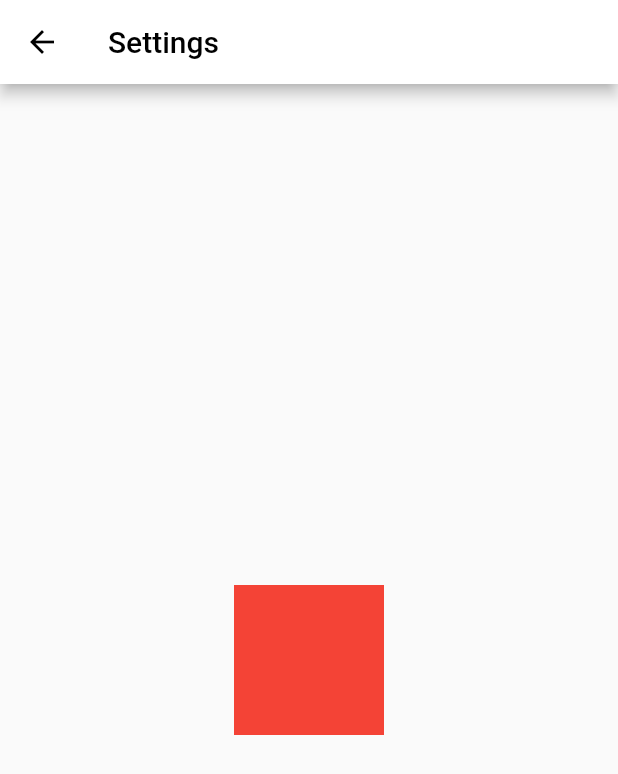
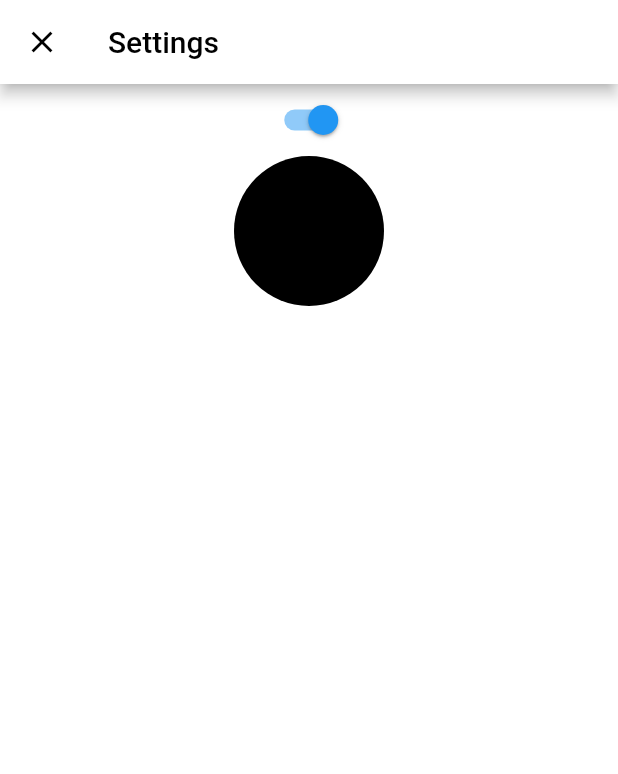
Before and after one commit to zddarova/animated_ripple, a Flutter app: the SettingsScreen screen opened directly, on a phone screen of 412 x 824 dp. Shown: the top 774 px of the screen. Run offline on Flutter 3.47's test engine with Material 2 defaults, Android fonts, the phone set to English and light mode, and no system bars.

Commit message:
added usage of theme widget

```diff
--- a/example/lib/settings_screen.dart
+++ b/example/lib/settings_screen.dart
@@ -1,27 +1,52 @@
-import 'package:flutter/cupertino.dart';
+import 'package:example/theme_widget.dart';
 import 'package:flutter/material.dart';
 
-class SettingsScreen extends StatelessWidget {
+class SettingsScreen extends StatefulWidget {
   const SettingsScreen({Key? key}) : super(key: key);
+
+  @override
+  State<SettingsScreen> createState() => _SettingsScreenState();
+}
+
+class _SettingsScreenState extends State<SettingsScreen> {
+  bool isLightTheme = true;
 
   @override
   Widget build(BuildContext context) {
     return Scaffold(
       appBar: AppBar(
-        title: const Text(
+        title: Text(
           'Settings',
-          style: TextStyle(color: Colors.black),
+          style: TextStyle(color: ThemeWidget.of(context).theme.mainColor),
         ),
-        leading: const BackButton(
-          color: Colors.black,
+        leading: CloseButton(
+          color: ThemeWidget.of(context).theme.mainColor,
         ),
-        backgroundColor: Colors.white,
+        backgroundColor: ThemeWidget.of(context).theme.secondaryColor,
       ),
-      body: Center(
-        child: Container(
-          height: 100,
-          width: 100,
-          color: Colors.red,
+      body: DecoratedBox(
+        decoration: BoxDecoration(color: ThemeWidget.of(context).theme.secondaryColor),
+        child: Column(
+          children: [
+            Switch(
+              value: isLightTheme,
+              onChanged: (_) {
+                setState(() {
+                  isLightTheme = !isLightTheme;
+                  ThemeWidget.of(context).switchTheme();
+                });
+              },
+            ),
+            Center(
+              child: ClipOval(
+                child: Container(
+                  height: 100,
+                  width: 100,
+                  color: ThemeWidget.of(context).theme.mainColor,
+                ),
+              ),
+            ),
+          ],
         ),
       ),
     );
--- /dev/null
+++ b/example/lib/theme_widget.dart
@@ -0,0 +1,39 @@
+import 'package:flutter/material.dart';
+
+class ThemeWidget extends InheritedWidget {
+  ThemeWidget({
+    Key? key,
+    required Widget child,
+  }) : super(key: key, child: child);
+
+  final ThemeState _state = ThemeState();
+
+  void switchTheme() => _state.isLightModeActive = !_state.isLightModeActive;
+
+  ThemeMode get theme => _state.isLightModeActive ? ThemeMode.light() : ThemeMode.dark();
+
+  static ThemeWidget of(BuildContext context) {
+    final ThemeWidget? result = context.dependOnInheritedWidgetOfExactType<ThemeWidget>();
+    assert(result != null, 'No ThemeWidget found in context');
+    return result!;
+  }
+
+  @override
+  bool updateShouldNotify(ThemeWidget oldWidget) => true;
+}
+
+class ThemeState {
+  bool isLightModeActive = true;
+}
+
+class ThemeMode {
+  factory ThemeMode.light() => const ThemeMode(Colors.black, Colors.white);
+
+  factory ThemeMode.dark() => const ThemeMode(Colors.white, Colors.black);
+
+  final Color mainColor;
+
+  final Color secondaryColor;
+
+  const ThemeMode(this.mainColor, this.secondaryColor);
+}
--- a/lib/animated_ripple.dart
+++ b/lib/animated_ripple.dart
@@ -7,7 +7,6 @@ part 'ripple_painter.dart';
 
 enum RippleEffect { looped, animateOnTap, speedUpOnTap }
 
-// todo(andreyK): add button bounce option on tap
 class AnimatedRipple extends StatefulWidget {
   const AnimatedRipple({
     Key? key,
@@ -15,6 +14,7 @@ class AnimatedRipple extends StatefulWidget {
     required this.numberOfRipples,
     required this.duration,
     required this.color,
+    required this.secondaryColor,
     required this.rippleEffect,
     this.onPressed,
   }) : super(key: key);
@@ -23,6 +23,7 @@ class AnimatedRipple extends StatefulWidget {
   final Size size;
   final Duration duration;
   final Color color;
+  final Color secondaryColor;
   final VoidCallback? onPressed;
   final RippleEffect rippleEffect;
 
@@ -120,6 +121,7 @@ class _AnimatedRippleState extends State<AnimatedRipple> with SingleTickerProvid
                 }
               },
               color: widget.color,
+              secondaryColor: widget.secondaryColor,
               size: widget.size / widget.numberOfRipples.toDouble(),
             ),
           ],
```
Also changed, not shown: example/lib/animated_ripple_example_app.dart (+5 -5 lines), example/lib/home_screen.dart (+23 -16 lines), lib/ripple_button.dart (+11 -10 lines), lib/ripple_painter.dart (+14 -15 lines).
